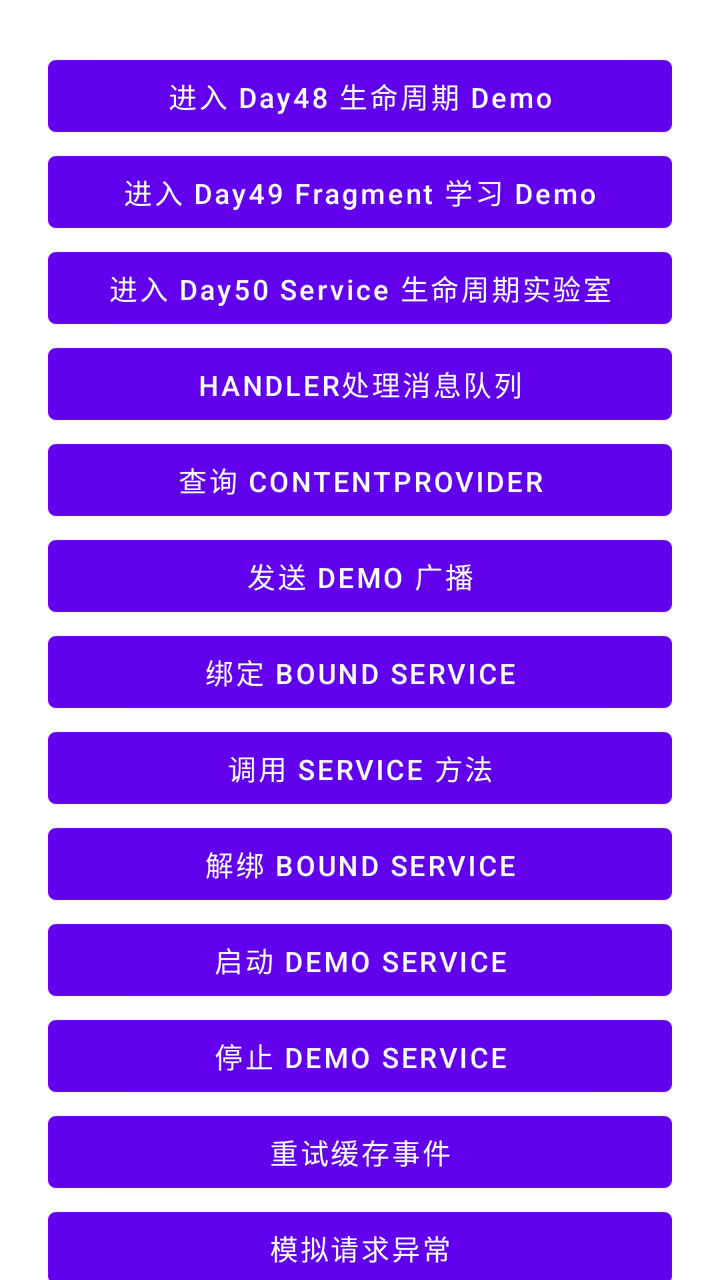
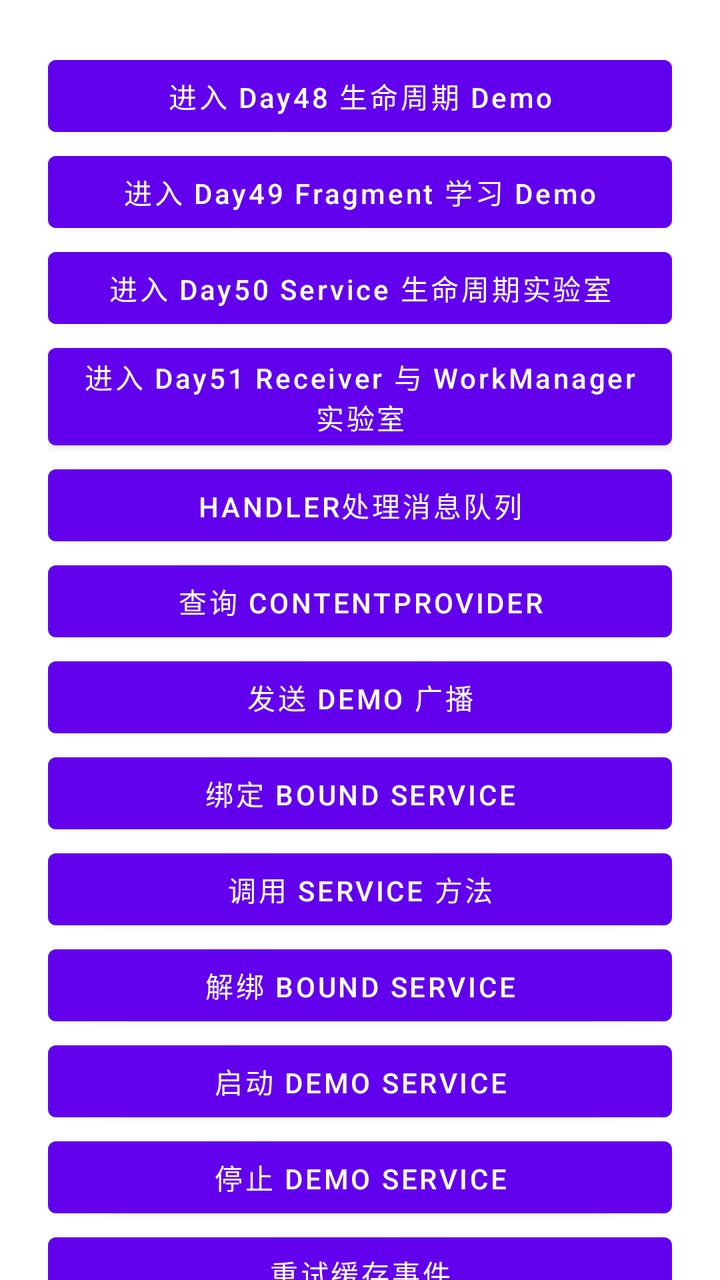

Before-and-after screenshots of an Android layout around one commit, followed by the original layout XML and the change that was made.
<!-- AndroidManifest.xml: application theme Theme.SdkStudyDemo -->
<!-- res/layout/activity_main.xml -->
<?xml version="1.0" encoding="utf-8"?>
<androidx.core.widget.NestedScrollView xmlns:android="http://schemas.android.com/apk/res/android"
    android:id="@+id/mainScrollView"
    android:layout_width="match_parent"
    android:layout_height="match_parent"
    android:fillViewport="true">


<LinearLayout
    android:id="@+id/rootLayout"
    android:layout_width="match_parent"
    android:layout_height="match_parent"
    android:orientation="vertical"
    android:padding="24dp">
    <Button
        android:id="@+id/btnOpenDay48Demo"
        android:layout_width="match_parent"
        android:layout_height="wrap_content"
        android:text="进入 Day48 生命周期 Demo"
        android:textAllCaps="false" />

    <Button
        android:id="@+id/btnOpenDay49Demo"
        android:layout_width="match_parent"
        android:layout_height="wrap_content"
        android:text="进入 Day49 Fragment 学习 Demo"
        android:textAllCaps="false" />

    <Button
        android:id="@+id/btnOpenDay50Demo"
        android:layout_width="match_parent"
        android:layout_height="wrap_content"
        android:text="进入 Day50 Service 生命周期实验室"
        android:textAllCaps="false" />

    <Button
        android:id="@+id/btnHandlerDemo"
        android:layout_width="match_parent"
        android:layout_height="wrap_content"
        android:text="handler处理消息队列" />
    <Button
        android:id="@+id/btnQueryProvider"
        android:layout_width="match_parent"
        android:layout_height="wrap_content"
        android:text="查询 ContentProvider" />
    <Button
        android:id="@+id/btnSendBroadcast"
        android:layout_width="match_parent"
        android:layout_height="wrap_content"
        android:text="发送 Demo 广播" />
    <Button
        android:id="@+id/btnBindService"
        android:layout_width="match_parent"
        android:layout_height="wrap_content"
        android:text="绑定 Bound Service" />

    <Button
        android:id="@+id/btnCallService"
        android:layout_width="match_parent"
        android:layout_height="wrap_content"
        android:text="调用 Service 方法" />

    <Button
        android:id="@+id/btnUnbindService"
        android:layout_width="match_parent"
        android:layout_height="wrap_content"
        android:text="解绑 Bound Service" />
    <Button
        android:id="@+id/btnStartDemoService"
        android:layout_width="match_parent"
        android:layout_height="wrap_content"
        android:text="启动 Demo Service" />

    <Button
        android:id="@+id/btnStopDemoService"
        android:layout_width="match_parent"
        android:layout_height="wrap_content"
        android:text="停止 Demo Service" />
    <Button
        android:id="@+id/btnRetryCachedEvents"
        android:layout_width="match_parent"
        android:layout_height="wrap_content"
        android:text="重试缓存事件" />
    <Button
        android:id="@+id/btnRequestException"
        android:layout_width="match_parent"
        android:layout_height="wrap_content"
        android:text="模拟请求异常" />
    <Button
        android:id="@+id/btnRequestSuccess"
        android:layout_width="match_parent"
        android:layout_height="wrap_content"
        android:text="模拟请求成功" />

    <Button
        android:id="@+id/btnRequestError"
        android:layout_width="match_parent"
        android:layout_height="wrap_content"
        android:text="模拟请求失败" />

    <TextView
        android:id="@+id/tvStateCount"
        android:layout_width="match_parent"
        android:layout_height="wrap_content"
        android:text="页面状态计数：0"
        android:textSize="16sp"
        android:paddingTop="12dp"
        android:paddingBottom="8dp"/>
    <Button
        android:id="@+id/btnParallelTaskTest"
        android:layout_width="match_parent"
        android:layout_height="wrap_content"
        android:text="协程并行任务测试"/>
    <Button
        android:id="@+id/btnTimeoutTest"
        android:layout_width="match_parent"
        android:layout_height="wrap_content"
        android:text="协程超时测试" />
    <Button
        android:id="@+id/btnStartLongCoroutine"
        android:layout_width="match_parent"
        android:layout_height="wrap_content"
        android:text="启动长协程任务" />

    <Button
        android:id="@+id/btnCancelLongCoroutine"
        android:layout_width="match_parent"
        android:layout_height="wrap_content"
        android:text="取消长协程任务" />
    <Button
        android:id="@+id/btnCoroutineTest"
        android:layout_width="match_parent"
        android:layout_height="wrap_content"
        android:text="协程测试" />
    <Button
        android:id="@+id/btnUploadEventCoroutine"
        android:layout_width="match_parent"
        android:layout_height="wrap_content"
        android:text="协程网络上报事件"/>
    <Button
        android:id="@+id/btnUploadEventNetwork"
        android:layout_width="match_parent"
        android:layout_height="wrap_content"
        android:text="网络上报事件"/>
    <Button
        android:id="@+id/btnIncreaseCount"
        android:layout_width="match_parent"
        android:layout_height="wrap_content"
        android:text="增加页面状态计数"/>
    <FrameLayout
        android:id="@+id/infoFragmentContainer"
        android:layout_width="match_parent"
        android:layout_height="wrap_content"/>
    <TextView
        android:id="@+id/tvSdkInfo"
        android:layout_width="match_parent"
        android:layout_height="wrap_content"
        android:text="SDK信息"
        android:textSize="16sp"/>

    <Button
        android:id="@+id/bthCancel"
        android:layout_width="match_parent"
        android:layout_height="wrap_content"
        android:text="取消隐私授权"/>

    <Button
        android:id="@+id/bthSetting"
        android:layout_width="match_parent"
        android:layout_height="wrap_content"
        android:text="进入设置页"/>
    <Button
        android:id = "@+id/bthAgree"
        android:layout_width="match_parent"
        android:layout_height="wrap_content"
        android:text="同意隐私协议"/>

    <Button
        android:id="@+id/btnTrackEvent"
        android:layout_width="match_parent"
        android:layout_height="wrap_content"
        android:text="模拟事件上报" />
    <Button
        android:id="@+id/btnTrackEventByBundle"
        android:layout_width="match_parent"
        android:layout_height="wrap_content"
        android:text="Bundle方式上报事件" />
    <Button
        android:id="@+id/btnRequestCameraPermission"
        android:layout_width="match_parent"
        android:layout_height="wrap_content"
        android:text="请求相机权限" />

    <FrameLayout
        android:id="@+id/fragmentContainer"
        android:layout_width="match_parent"
        android:layout_height="wrap_content"/>

</LinearLayout>
</androidx.core.widget.NestedScrollView>
<!-- resources referenced by this layout -->
<resources>
  <style name="Theme.SdkStudyDemo" parent="Theme.MaterialComponents.Light.NoActionBar">
          <item name="android:windowLightStatusBar">true</item>
          <item name="android:statusBarColor">@android:color/white</item>
          <item name="android:navigationBarColor">@android:color/white</item>
      </style>
</resources>

<!-- the commit's change to res/layout/activity_main.xml (unified diff, before → after) -->
@@ -34,6 +34,13 @@
         android:textAllCaps="false" />
 
     <Button
+        android:id="@+id/btnOpenDay51Demo"
+        android:layout_width="match_parent"
+        android:layout_height="wrap_content"
+        android:text="进入 Day51 Receiver 与 WorkManager 实验室"
+        android:textAllCaps="false" />
+
+    <Button
         android:id="@+id/btnHandlerDemo"
         android:layout_width="match_parent"
         android:layout_height="wrap_content"
